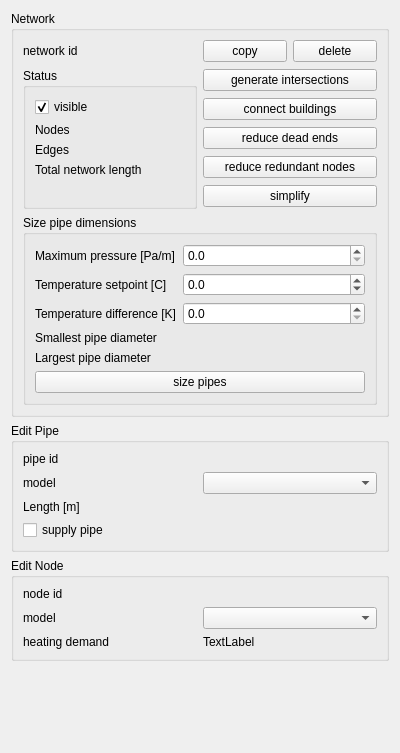
Old version of the form SIM-VICUS/src/SVPropNetworkEditWidget.ui in the repository ghorwin/SIM-VICUS.
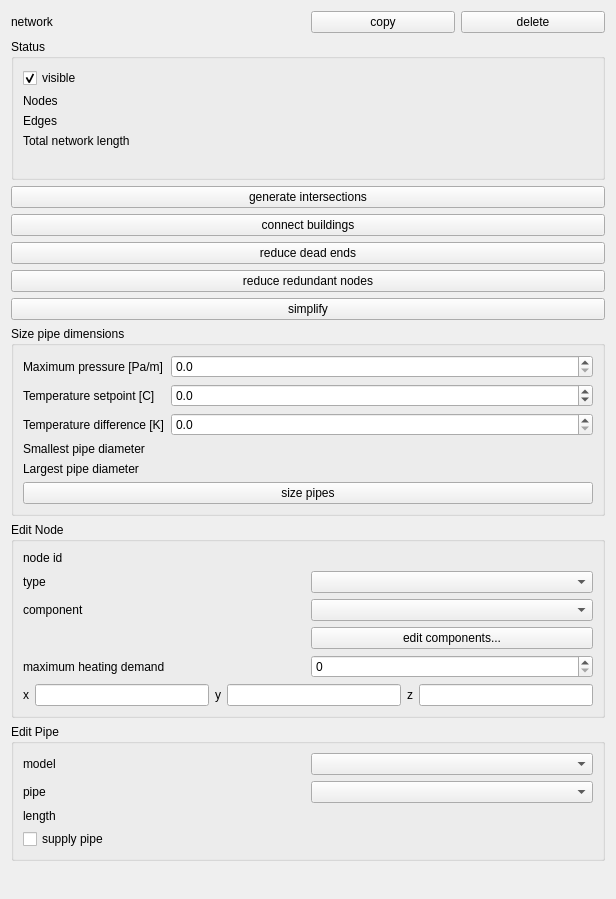
New version of the form.

Commit message: allow editing networks in property widget

Patch:
```diff
--- a/SIM-VICUS/src/SVPropNetworkEditWidget.ui
+++ b/SIM-VICUS/src/SVPropNetworkEditWidget.ui
@@ -6,26 +6,20 @@
    <rect>
     <x>0</x>
     <y>0</y>
-    <width>400</width>
-    <height>753</height>
+    <width>616</width>
+    <height>899</height>
    </rect>
   </property>
   <property name="windowTitle">
    <string>Form</string>
   </property>
-  <layout class="QVBoxLayout" name="verticalLayout_2">
-   <item>
-    <widget class="QGroupBox" name="groupBoxNetwork">
-     <property name="title">
-      <string>Network</string>
-     </property>
-     <layout class="QVBoxLayout" name="verticalLayout_4">
+  <layout class="QVBoxLayout" name="verticalLayout">
       <item>
        <layout class="QHBoxLayout" name="horizontalLayout_2">
         <item>
          <widget class="QLabel" name="label_2">
           <property name="text">
-           <string>network id</string>
+        <string>network</string>
           </property>
          </widget>
         </item>
@@ -53,8 +47,6 @@
        </layout>
       </item>
       <item>
-       <layout class="QHBoxLayout" name="horizontalLayout">
-        <item>
          <widget class="QGroupBox" name="groupBox">
           <property name="title">
            <string>Status</string>
@@ -123,8 +115,6 @@
          </widget>
         </item>
         <item>
-         <layout class="QVBoxLayout" name="verticalLayout">
-          <item>
            <widget class="QPushButton" name="pushButtonGenerateIntersections">
             <property name="text">
              <string>generate intersections</string>
@@ -159,10 +149,6 @@
             </property>
            </widget>
           </item>
-         </layout>
-        </item>
-       </layout>
-      </item>
       <item>
        <widget class="QGroupBox" name="groupBox_2">
         <property name="title">
@@ -275,93 +261,12 @@
         </layout>
        </widget>
       </item>
-     </layout>
-    </widget>
-   </item>
-   <item>
-    <widget class="QGroupBox" name="groupBoxEdge">
-     <property name="title">
-      <string>Edit Pipe</string>
-     </property>
-     <layout class="QGridLayout" name="gridLayout">
-      <item row="2" column="0">
-       <widget class="QLabel" name="label_6">
-        <property name="text">
-         <string>model</string>
-        </property>
-       </widget>
-      </item>
-      <item row="4" column="0">
-       <widget class="QCheckBox" name="checkBoxSupplyPipe">
-        <property name="text">
-         <string>supply pipe</string>
-        </property>
-       </widget>
-      </item>
-      <item row="2" column="1">
-       <widget class="QComboBox" name="comboBoxPipeModel"/>
-      </item>
-      <item row="3" column="1">
-       <widget class="QLabel" name="labelPipeLength">
-        <property name="text">
-         <string/>
-        </property>
-       </widget>
-      </item>
-      <item row="3" column="0">
-       <widget class="QLabel" name="label_11">
-        <property name="text">
-         <string>Length [m]</string>
-        </property>
-       </widget>
-      </item>
-      <item row="1" column="0">
-       <widget class="QLabel" name="label_14">
-        <property name="text">
-         <string>pipe id</string>
-        </property>
-       </widget>
-      </item>
-      <item row="1" column="1">
-       <widget class="QLabel" name="labelPipeId">
-        <property name="text">
-         <string/>
-        </property>
-       </widget>
-      </item>
-     </layout>
-    </widget>
-   </item>
    <item>
     <widget class="QGroupBox" name="groupBoxNode">
      <property name="title">
       <string>Edit Node</string>
      </property>
      <layout class="QGridLayout" name="gridLayout_2">
-      <item row="1" column="0">
-       <widget class="QLabel" name="label_12">
-        <property name="text">
-         <string>model</string>
-        </property>
-       </widget>
-      </item>
-      <item row="1" column="1">
-       <widget class="QComboBox" name="comboBoxNodeModel"/>
-      </item>
-      <item row="3" column="1">
-       <widget class="QLabel" name="labelNodeHeat">
-        <property name="text">
-         <string>TextLabel</string>
-        </property>
-       </widget>
-      </item>
-      <item row="3" column="0">
-       <widget class="QLabel" name="label_13">
-        <property name="text">
-         <string>heating demand</string>
-        </property>
-       </widget>
-      </item>
       <item row="0" column="0">
        <widget class="QLabel" name="label_15">
         <property name="text">
@@ -373,6 +278,137 @@
        <widget class="QLabel" name="labelNodeId">
         <property name="text">
          <string/>
+        </property>
+       </widget>
+      </item>
+      <item row="1" column="0">
+       <widget class="QLabel" name="label_14">
+        <property name="text">
+         <string>type</string>
+        </property>
+       </widget>
+      </item>
+      <item row="1" column="1">
+       <widget class="QComboBox" name="comboBoxNodeType"/>
+      </item>
+      <item row="2" column="0">
+       <widget class="QLabel" name="label_12">
+        <property name="text">
+         <string>component</string>
+        </property>
+       </widget>
+      </item>
+      <item row="2" column="1">
+       <widget class="QComboBox" name="comboBoxComponent"/>
+      </item>
+      <item row="3" column="1">
+       <widget class="QPushButton" name="pushButtonEditComponents">
+        <property name="text">
+         <string>edit components...</string>
+        </property>
+       </widget>
+      </item>
+      <item row="4" column="0">
+       <widget class="QLabel" name="label_13">
+        <property name="text">
+         <string>maximum heating demand</string>
+        </property>
+       </widget>
+      </item>
+      <item row="4" column="1">
+       <widget class="QDoubleSpinBox" name="doubleSpinBoxNodeNeatingDemand">
+        <property name="decimals">
+         <number>0</number>
+        </property>
+        <property name="maximum">
+         <double>1000000000.000000000000000</double>
+        </property>
+        <property name="singleStep">
+         <double>10.000000000000000</double>
+        </property>
+       </widget>
+      </item>
+      <item row="5" column="0" colspan="2">
+       <layout class="QHBoxLayout" name="horizontalLayout">
+        <item>
+         <widget class="QLabel" name="label_17">
+          <property name="text">
+           <string>x</string>
+          </property>
+         </widget>
+        </item>
+        <item>
+         <widget class="QLineEdit" name="lineEditNodeX"/>
+        </item>
+        <item>
+         <widget class="QLabel" name="label_18">
+          <property name="text">
+           <string>y</string>
+          </property>
+         </widget>
+        </item>
+        <item>
+         <widget class="QLineEdit" name="lineEditNodeY"/>
+        </item>
+        <item>
+         <widget class="QLabel" name="label_19">
+          <property name="text">
+           <string>z</string>
+          </property>
+         </widget>
+        </item>
+        <item>
+         <widget class="QLineEdit" name="lineEditNodeZ"/>
+        </item>
+       </layout>
+      </item>
+     </layout>
+    </widget>
+   </item>
+   <item>
+    <widget class="QGroupBox" name="groupBoxEdge">
+     <property name="title">
+      <string>Edit Pipe</string>
+     </property>
+     <layout class="QGridLayout" name="gridLayout">
+      <item row="3" column="1">
+       <widget class="QLabel" name="labelPipeLength">
+        <property name="text">
+         <string/>
+        </property>
+       </widget>
+      </item>
+      <item row="1" column="0">
+       <widget class="QLabel" name="label_6">
+        <property name="text">
+         <string>model</string>
+        </property>
+       </widget>
+      </item>
+      <item row="2" column="0">
+       <widget class="QLabel" name="label_16">
+        <property name="text">
+         <string>pipe</string>
+        </property>
+       </widget>
+      </item>
+      <item row="2" column="1">
+       <widget class="QComboBox" name="comboBoxPipeDB"/>
+      </item>
+      <item row="3" column="0">
+       <widget class="QLabel" name="label_11">
+        <property name="text">
+         <string>length</string>
+        </property>
+       </widget>
+      </item>
+      <item row="1" column="1">
+       <widget class="QComboBox" name="comboBoxPipeModel"/>
+      </item>
+      <item row="4" column="0">
+       <widget class="QCheckBox" name="checkBoxSupplyPipe">
+        <property name="text">
+         <string>supply pipe</string>
         </property>
        </widget>
       </item>
```
Left out of the diff: 2 changed lines with no effect on the pictures. Lines whose indentation alone changed are shown as unchanged. The commit also changes 5 other files.
